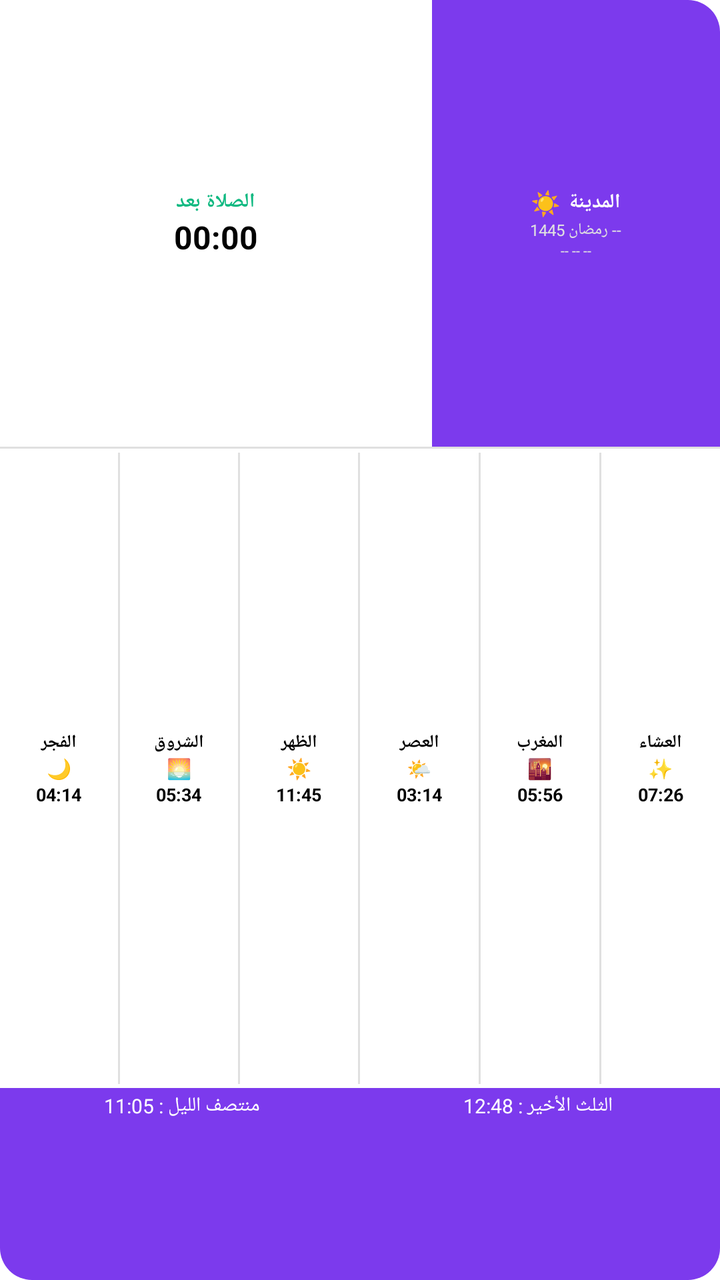
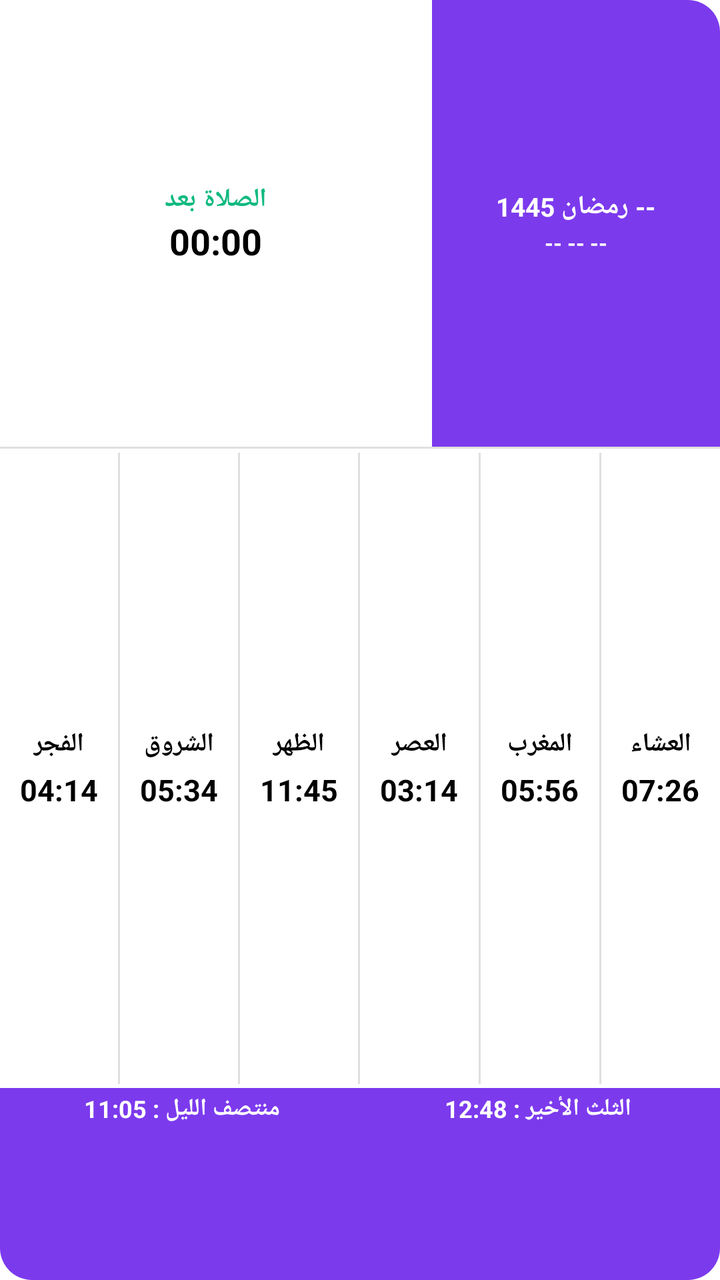

Screens rendered from an Android XML layout before and after an edit, with the pre-edit source and the edit as a unified diff.
<!-- AndroidManifest.xml: application theme AppTheme.NoActionBar -->
<!-- res/layout/prayer_widget.xml -->
<?xml version="1.0" encoding="utf-8"?>
<LinearLayout xmlns:android="http://schemas.android.com/apk/res/android"
    android:id="@+id/widget_root"
    android:layout_width="match_parent"
    android:layout_height="match_parent"
    android:orientation="vertical"
    android:background="@drawable/widget_bg_white"
    android:layout_margin="0dp"
    android:padding="0dp">

    
    <LinearLayout
        android:layout_width="match_parent"
        android:layout_height="0dp"
        android:layout_weight="35"
        android:orientation="horizontal"
        android:baselineAligned="false">

        
        <LinearLayout
            android:layout_width="0dp"
            android:layout_weight="6"
            android:layout_height="match_parent"
            android:background="@drawable/widget_top_right_bg"
            android:orientation="vertical"
            android:gravity="center"
            android:padding="0dp">

            <TextView
                android:id="@+id/widget_next_prayer_name"
                android:layout_width="wrap_content"
                android:layout_height="wrap_content"
                android:text="الصلاة بعد"
                android:textColor="#10b981"
                android:textSize="10sp"
                android:textStyle="bold" />

            <Chronometer
                android:id="@+id/widget_next_prayer_time"
                android:layout_width="wrap_content"
                android:layout_height="wrap_content"
                android:textColor="#000000"
                android:textSize="16sp"
                android:textStyle="bold"
                android:layout_marginTop="0dp"
                android:countDown="true" />
        </LinearLayout>

        
        <LinearLayout
            android:layout_width="0dp"
            android:layout_weight="4"
            android:layout_height="match_parent"
            android:background="@drawable/widget_left_bg"
            android:orientation="vertical"
            android:gravity="center"
            android:padding="0dp">

            <LinearLayout
                android:layout_width="wrap_content"
                android:layout_height="wrap_content"
                android:orientation="horizontal"
                android:gravity="center">
                
                <TextView
                    android:layout_width="wrap_content"
                    android:layout_height="wrap_content"
                    android:text="☀️"
                    android:textSize="12sp" />

                <TextView
                    android:id="@+id/widget_city"
                    android:layout_width="wrap_content"
                    android:layout_height="wrap_content"
                    android:text="المدينة"
                    android:textColor="#FFFFFF"
                    android:textSize="10sp"
                    android:textStyle="bold"
                    android:layout_marginStart="4dp" />
            </LinearLayout>

            <TextView
                android:id="@+id/widget_hijri_date"
                android:layout_width="wrap_content"
                android:layout_height="wrap_content"
                android:text="-- رمضان 1445"
                android:textColor="#E0E0E0"
                android:textSize="8sp"
                android:layout_marginTop="0dp" />

            <TextView
                android:id="@+id/widget_gregorian_date"
                android:layout_width="wrap_content"
                android:layout_height="wrap_content"
                android:text="-- -- --"
                android:textColor="#E0E0E0"
                android:textSize="7sp"
                android:layout_marginTop="0dp" />
        </LinearLayout>
    </LinearLayout>

    
    <FrameLayout
        android:layout_width="match_parent"
        android:layout_height="1dp"
        android:background="#E0E0E0" />

    
    <LinearLayout
        android:layout_width="match_parent"
        android:layout_height="0dp"
        android:layout_weight="50"
        android:orientation="horizontal"
        android:background="#FFFFFF"
        android:paddingTop="0dp"
        android:paddingBottom="0dp">

        
        <LinearLayout android:id="@+id/col_fajr" android:layout_width="0dp" android:layout_weight="1" android:layout_height="match_parent" android:orientation="vertical" android:gravity="center">
            <TextView android:id="@+id/name_fajr" android:layout_width="wrap_content" android:layout_height="wrap_content" android:text="الفجر" android:textColor="#000000" android:textSize="9sp" android:textStyle="bold"/>
            <TextView android:id="@+id/icon_fajr" android:layout_width="wrap_content" android:layout_height="wrap_content" android:text="🌙" android:textSize="10sp" android:layout_marginTop="0dp" android:layout_marginBottom="0dp"/>
            <TextView android:id="@+id/time_fajr" android:layout_width="wrap_content" android:layout_height="wrap_content" android:text="04:14" android:textColor="#000000" android:textSize="9sp" android:textStyle="bold"/>
        </LinearLayout>
        <FrameLayout android:layout_width="1dp" android:layout_height="match_parent" android:background="#E0E0E0" android:layout_marginTop="2dp" android:layout_marginBottom="2dp"/>

        
        <LinearLayout android:id="@+id/col_sunrise" android:layout_width="0dp" android:layout_weight="1" android:layout_height="match_parent" android:orientation="vertical" android:gravity="center">
            <TextView android:id="@+id/name_sunrise" android:layout_width="wrap_content" android:layout_height="wrap_content" android:text="الشروق" android:textColor="#000000" android:textSize="9sp" android:textStyle="bold"/>
            <TextView android:id="@+id/icon_sunrise" android:layout_width="wrap_content" android:layout_height="wrap_content" android:text="🌅" android:textSize="10sp" android:layout_marginTop="0dp" android:layout_marginBottom="0dp"/>
            <TextView android:id="@+id/time_sunrise" android:layout_width="wrap_content" android:layout_height="wrap_content" android:text="05:34" android:textColor="#000000" android:textSize="9sp" android:textStyle="bold"/>
        </LinearLayout>
        <FrameLayout android:layout_width="1dp" android:layout_height="match_parent" android:background="#E0E0E0" android:layout_marginTop="2dp" android:layout_marginBottom="2dp"/>

        
        <LinearLayout android:id="@+id/col_dhuhr" android:layout_width="0dp" android:layout_weight="1" android:layout_height="match_parent" android:orientation="vertical" android:gravity="center">
            <TextView android:id="@+id/name_dhuhr" android:layout_width="wrap_content" android:layout_height="wrap_content" android:text="الظهر" android:textColor="#000000" android:textSize="9sp" android:textStyle="bold"/>
            <TextView android:id="@+id/icon_dhuhr" android:layout_width="wrap_content" android:layout_height="wrap_content" android:text="☀️" android:textSize="10sp" android:layout_marginTop="0dp" android:layout_marginBottom="0dp"/>
            <TextView android:id="@+id/time_dhuhr" android:layout_width="wrap_content" android:layout_height="wrap_content" android:text="11:45" android:textColor="#000000" android:textSize="9sp" android:textStyle="bold"/>
        </LinearLayout>
        <FrameLayout android:layout_width="1dp" android:layout_height="match_parent" android:background="#E0E0E0" android:layout_marginTop="2dp" android:layout_marginBottom="2dp"/>

        
        <LinearLayout android:id="@+id/col_asr" android:layout_width="0dp" android:layout_weight="1" android:layout_height="match_parent" android:orientation="vertical" android:gravity="center">
            <TextView android:id="@+id/name_asr" android:layout_width="wrap_content" android:layout_height="wrap_content" android:text="العصر" android:textColor="#000000" android:textSize="9sp" android:textStyle="bold"/>
            <TextView android:id="@+id/icon_asr" android:layout_width="wrap_content" android:layout_height="wrap_content" android:text="🌤️" android:textSize="10sp" android:layout_marginTop="0dp" android:layout_marginBottom="0dp"/>
            <TextView android:id="@+id/time_asr" android:layout_width="wrap_content" android:layout_height="wrap_content" android:text="03:14" android:textColor="#000000" android:textSize="9sp" android:textStyle="bold"/>
        </LinearLayout>
        <FrameLayout android:layout_width="1dp" android:layout_height="match_parent" android:background="#E0E0E0" android:layout_marginTop="2dp" android:layout_marginBottom="2dp"/>

        
        <LinearLayout android:id="@+id/col_maghrib" android:layout_width="0dp" android:layout_weight="1" android:layout_height="match_parent" android:orientation="vertical" android:gravity="center">
            <TextView android:id="@+id/name_maghrib" android:layout_width="wrap_content" android:layout_height="wrap_content" android:text="المغرب" android:textColor="#000000" android:textSize="9sp" android:textStyle="bold"/>
            <TextView android:id="@+id/icon_maghrib" android:layout_width="wrap_content" android:layout_height="wrap_content" android:text="🌇" android:textSize="10sp" android:layout_marginTop="0dp" android:layout_marginBottom="0dp"/>
            <TextView android:id="@+id/time_maghrib" android:layout_width="wrap_content" android:layout_height="wrap_content" android:text="05:56" android:textColor="#000000" android:textSize="9sp" android:textStyle="bold"/>
        </LinearLayout>
        <FrameLayout android:layout_width="1dp" android:layout_height="match_parent" android:background="#E0E0E0" android:layout_marginTop="2dp" android:layout_marginBottom="2dp"/>

        
        <LinearLayout android:id="@+id/col_isha" android:layout_width="0dp" android:layout_weight="1" android:layout_height="match_parent" android:orientation="vertical" android:gravity="center">
            <TextView android:id="@+id/name_isha" android:layout_width="wrap_content" android:layout_height="wrap_content" android:text="العشاء" android:textColor="#000000" android:textSize="9sp" android:textStyle="bold"/>
            <TextView android:id="@+id/icon_isha" android:layout_width="wrap_content" android:layout_height="wrap_content" android:text="✨" android:textSize="10sp" android:layout_marginTop="0dp" android:layout_marginBottom="0dp"/>
            <TextView android:id="@+id/time_isha" android:layout_width="wrap_content" android:layout_height="wrap_content" android:text="07:26" android:textColor="#000000" android:textSize="9sp" android:textStyle="bold"/>
        </LinearLayout>
    </LinearLayout>

    
    <LinearLayout
        android:id="@+id/widget_bottom_section"
        android:layout_width="match_parent"
        android:layout_height="0dp"
        android:layout_weight="15"
        android:orientation="horizontal"
        android:background="@drawable/widget_bottom_bg"
        android:padding="2dp">

        <TextView
            android:id="@+id/widget_midnight"
            android:layout_width="0dp"
            android:layout_weight="1"
            android:layout_height="wrap_content"
            android:text="منتصف الليل : 11:05"
            android:textColor="#FFFFFF"
            android:textSize="10sp"
            android:gravity="center" />

        <TextView
            android:id="@+id/widget_last_third"
            android:layout_width="0dp"
            android:layout_weight="1"
            android:layout_height="wrap_content"
            android:text="الثلث الأخير : 12:48"
            android:textColor="#FFFFFF"
            android:textSize="10sp"
            android:gravity="center" />
    </LinearLayout>
</LinearLayout>
<!-- resources referenced by this layout -->
<resources>
  <!-- drawable widget_bg_white (drawable) -->
  <?xml version="1.0" encoding="utf-8"?>
  <shape xmlns:android="http://schemas.android.com/apk/res/android">
      <solid android:color="#FFFFFF" />
      <corners android:radius="16dp" />
  </shape>
  <!-- drawable widget_bottom_bg (drawable) -->
  <?xml version="1.0" encoding="utf-8"?>
  <shape xmlns:android="http://schemas.android.com/apk/res/android">
      <solid android:color="#7c3aed" />
      <corners android:bottomLeftRadius="16dp" android:bottomRightRadius="16dp" />
  </shape>
  <!-- drawable widget_left_bg (drawable) -->
  <?xml version="1.0" encoding="utf-8"?>
  <shape xmlns:android="http://schemas.android.com/apk/res/android">
      <solid android:color="#7c3aed" />
      <corners android:topRightRadius="16dp" />
  </shape>
  <!-- drawable widget_top_right_bg (drawable) -->
  <?xml version="1.0" encoding="utf-8"?>
  <shape xmlns:android="http://schemas.android.com/apk/res/android">
      <solid android:color="#FFFFFF" />
      <corners android:topLeftRadius="16dp" />
  </shape>
</resources>

<!-- the commit's change to res/layout/prayer_widget.xml (unified diff, before → after) -->
@@ -32,7 +32,7 @@
                 android:layout_height="wrap_content"
                 android:text="الصلاة بعد"
                 android:textColor="#10b981"
-                android:textSize="10sp"
+                android:textSize="13sp"
                 android:textStyle="bold" />
 
             <Chronometer
@@ -40,7 +40,7 @@
                 android:layout_width="wrap_content"
                 android:layout_height="wrap_content"
                 android:textColor="#000000"
-                android:textSize="16sp"
+                android:textSize="18sp"
                 android:textStyle="bold"
                 android:layout_marginTop="0dp"
                 android:countDown="true" />
@@ -56,36 +56,14 @@
             android:gravity="center"
             android:padding="0dp">
 
-            <LinearLayout
-                android:layout_width="wrap_content"
-                android:layout_height="wrap_content"
-                android:orientation="horizontal"
-                android:gravity="center">
-                
-                <TextView
-                    android:layout_width="wrap_content"
-                    android:layout_height="wrap_content"
-                    android:text="☀️"
-                    android:textSize="12sp" />
-
-                <TextView
-                    android:id="@+id/widget_city"
-                    android:layout_width="wrap_content"
-                    android:layout_height="wrap_content"
-                    android:text="المدينة"
-                    android:textColor="#FFFFFF"
-                    android:textSize="10sp"
-                    android:textStyle="bold"
-                    android:layout_marginStart="4dp" />
-            </LinearLayout>
-
             <TextView
                 android:id="@+id/widget_hijri_date"
                 android:layout_width="wrap_content"
                 android:layout_height="wrap_content"
                 android:text="-- رمضان 1445"
-                android:textColor="#E0E0E0"
-                android:textSize="8sp"
+                android:textColor="#FFFFFF"
+                android:textSize="13sp"
+                android:textStyle="bold"
                 android:layout_marginTop="0dp" />
 
             <TextView
@@ -93,9 +71,10 @@
                 android:layout_width="wrap_content"
                 android:layout_height="wrap_content"
                 android:text="-- -- --"
-                android:textColor="#E0E0E0"
-                android:textSize="7sp"
-                android:layout_marginTop="0dp" />
+                android:textColor="#FFFFFF"
+                android:textSize="11sp"
+                android:textStyle="bold"
+                android:layout_marginTop="2dp" />
         </LinearLayout>
     </LinearLayout>
 
@@ -117,49 +96,43 @@
 
         
         <LinearLayout android:id="@+id/col_fajr" android:layout_width="0dp" android:layout_weight="1" android:layout_height="match_parent" android:orientation="vertical" android:gravity="center">
-            <TextView android:id="@+id/name_fajr" android:layout_width="wrap_content" android:layout_height="wrap_content" android:text="الفجر" android:textColor="#000000" android:textSize="9sp" android:textStyle="bold"/>
-            <TextView android:id="@+id/icon_fajr" android:layout_width="wrap_content" android:layout_height="wrap_content" android:text="🌙" android:textSize="10sp" android:layout_marginTop="0dp" android:layout_marginBottom="0dp"/>
-            <TextView android:id="@+id/time_fajr" android:layout_width="wrap_content" android:layout_height="wrap_content" android:text="04:14" android:textColor="#000000" android:textSize="9sp" android:textStyle="bold"/>
+            <TextView android:id="@+id/name_fajr" android:layout_width="wrap_content" android:layout_height="wrap_content" android:text="الفجر" android:textColor="#000000" android:textSize="13sp" android:textStyle="bold"/>
+            <TextView android:id="@+id/time_fajr" android:layout_width="wrap_content" android:layout_height="wrap_content" android:text="04:14" android:textColor="#000000" android:textSize="15sp" android:textStyle="bold" android:layout_marginTop="4dp"/>
         </LinearLayout>
         <FrameLayout android:layout_width="1dp" android:layout_height="match_parent" android:background="#E0E0E0" android:layout_marginTop="2dp" android:layout_marginBottom="2dp"/>
 
         
         <LinearLayout android:id="@+id/col_sunrise" android:layout_width="0dp" android:layout_weight="1" android:layout_height="match_parent" android:orientation="vertical" android:gravity="center">
-            <TextView android:id="@+id/name_sunrise" android:layout_width="wrap_content" android:layout_height="wrap_content" android:text="الشروق" android:textColor="#000000" android:textSize="9sp" android:textStyle="bold"/>
-            <TextView android:id="@+id/icon_sunrise" android:layout_width="wrap_content" android:layout_height="wrap_content" android:text="🌅" android:textSize="10sp" android:layout_marginTop="0dp" android:layout_marginBottom="0dp"/>
-            <TextView android:id="@+id/time_sunrise" android:layout_width="wrap_content" android:layout_height="wrap_content" android:text="05:34" android:textColor="#000000" android:textSize="9sp" android:textStyle="bold"/>
+            <TextView android:id="@+id/name_sunrise" android:layout_width="wrap_content" android:layout_height="wrap_content" android:text="الشروق" android:textColor="#000000" android:textSize="13sp" android:textStyle="bold"/>
+            <TextView android:id="@+id/time_sunrise" android:layout_width="wrap_content" android:layout_height="wrap_content" android:text="05:34" android:textColor="#000000" android:textSize="15sp" android:textStyle="bold" android:layout_marginTop="4dp"/>
         </LinearLayout>
         <FrameLayout android:layout_width="1dp" android:layout_height="match_parent" android:background="#E0E0E0" android:layout_marginTop="2dp" android:layout_marginBottom="2dp"/>
 
         
         <LinearLayout android:id="@+id/col_dhuhr" android:layout_width="0dp" android:layout_weight="1" android:layout_height="match_parent" android:orientation="vertical" android:gravity="center">
-            <TextView android:id="@+id/name_dhuhr" android:layout_width="wrap_content" android:layout_height="wrap_content" android:text="الظهر" android:textColor="#000000" android:textSize="9sp" android:textStyle="bold"/>
-            <TextView android:id="@+id/icon_dhuhr" android:layout_width="wrap_content" android:layout_height="wrap_content" android:text="☀️" android:textSize="10sp" android:layout_marginTop="0dp" android:layout_marginBottom="0dp"/>
-            <TextView android:id="@+id/time_dhuhr" android:layout_width="wrap_content" android:layout_height="wrap_content" android:text="11:45" android:textColor="#000000" android:textSize="9sp" android:textStyle="bold"/>
+            <TextView android:id="@+id/name_dhuhr" android:layout_width="wrap_content" android:layout_height="wrap_content" android:text="الظهر" android:textColor="#000000" android:textSize="13sp" android:textStyle="bold"/>
+            <TextView android:id="@+id/time_dhuhr" android:layout_width="wrap_content" android:layout_height="wrap_content" android:text="11:45" android:textColor="#000000" android:textSize="15sp" android:textStyle="bold" android:layout_marginTop="4dp"/>
         </LinearLayout>
         <FrameLayout android:layout_width="1dp" android:layout_height="match_parent" android:background="#E0E0E0" android:layout_marginTop="2dp" android:layout_marginBottom="2dp"/>
 
         
         <LinearLayout android:id="@+id/col_asr" android:layout_width="0dp" android:layout_weight="1" android:layout_height="match_parent" android:orientation="vertical" android:gravity="center">
-            <TextView android:id="@+id/name_asr" android:layout_width="wrap_content" android:layout_height="wrap_content" android:text="العصر" android:textColor="#000000" android:textSize="9sp" android:textStyle="bold"/>
-            <TextView android:id="@+id/icon_asr" android:layout_width="wrap_content" android:layout_height="wrap_content" android:text="🌤️" android:textSize="10sp" android:layout_marginTop="0dp" android:layout_marginBottom="0dp"/>
-            <TextView android:id="@+id/time_asr" android:layout_width="wrap_content" android:layout_height="wrap_content" android:text="03:14" android:textColor="#000000" android:textSize="9sp" android:textStyle="bold"/>
+            <TextView android:id="@+id/name_asr" android:layout_width="wrap_content" android:layout_height="wrap_content" android:text="العصر" android:textColor="#000000" android:textSize="13sp" android:textStyle="bold"/>
+            <TextView android:id="@+id/time_asr" android:layout_width="wrap_content" android:layout_height="wrap_content" android:text="03:14" android:textColor="#000000" android:textSize="15sp" android:textStyle="bold" android:layout_marginTop="4dp"/>
         </LinearLayout>
         <FrameLayout android:layout_width="1dp" android:layout_height="match_parent" android:background="#E0E0E0" android:layout_marginTop="2dp" android:layout_marginBottom="2dp"/>
 
         
         <LinearLayout android:id="@+id/col_maghrib" android:layout_width="0dp" android:layout_weight="1" android:layout_height="match_parent" android:orientation="vertical" android:gravity="center">
-            <TextView android:id="@+id/name_maghrib" android:layout_width="wrap_content" android:layout_height="wrap_content" android:text="المغرب" android:textColor="#000000" android:textSize="9sp" android:textStyle="bold"/>
-            <TextView android:id="@+id/icon_maghrib" android:layout_width="wrap_content" android:layout_height="wrap_content" android:text="🌇" android:textSize="10sp" android:layout_marginTop="0dp" android:layout_marginBottom="0dp"/>
-            <TextView android:id="@+id/time_maghrib" android:layout_width="wrap_content" android:layout_height="wrap_content" android:text="05:56" android:textColor="#000000" android:textSize="9sp" android:textStyle="bold"/>
+            <TextView android:id="@+id/name_maghrib" android:layout_width="wrap_content" android:layout_height="wrap_content" android:text="المغرب" android:textColor="#000000" android:textSize="13sp" android:textStyle="bold"/>
+            <TextView android:id="@+id/time_maghrib" android:layout_width="wrap_content" android:layout_height="wrap_content" android:text="05:56" android:textColor="#000000" android:textSize="15sp" android:textStyle="bold" android:layout_marginTop="4dp"/>
         </LinearLayout>
         <FrameLayout android:layout_width="1dp" android:layout_height="match_parent" android:background="#E0E0E0" android:layout_marginTop="2dp" android:layout_marginBottom="2dp"/>
 
         
         <LinearLayout android:id="@+id/col_isha" android:layout_width="0dp" android:layout_weight="1" android:layout_height="match_parent" android:orientation="vertical" android:gravity="center">
-            <TextView android:id="@+id/name_isha" android:layout_width="wrap_content" android:layout_height="wrap_content" android:text="العشاء" android:textColor="#000000" android:textSize="9sp" android:textStyle="bold"/>
-            <TextView android:id="@+id/icon_isha" android:layout_width="wrap_content" android:layout_height="wrap_content" android:text="✨" android:textSize="10sp" android:layout_marginTop="0dp" android:layout_marginBottom="0dp"/>
-            <TextView android:id="@+id/time_isha" android:layout_width="wrap_content" android:layout_height="wrap_content" android:text="07:26" android:textColor="#000000" android:textSize="9sp" android:textStyle="bold"/>
+            <TextView android:id="@+id/name_isha" android:layout_width="wrap_content" android:layout_height="wrap_content" android:text="العشاء" android:textColor="#000000" android:textSize="13sp" android:textStyle="bold"/>
+            <TextView android:id="@+id/time_isha" android:layout_width="wrap_content" android:layout_height="wrap_content" android:text="07:26" android:textColor="#000000" android:textSize="15sp" android:textStyle="bold" android:layout_marginTop="4dp"/>
         </LinearLayout>
     </LinearLayout>
 
@@ -180,7 +153,8 @@
             android:layout_height="wrap_content"
             android:text="منتصف الليل : 11:05"
             android:textColor="#FFFFFF"
-            android:textSize="10sp"
+            android:textSize="12sp"
+            android:textStyle="bold"
             android:gravity="center" />
 
         <TextView
@@ -190,7 +164,8 @@
             android:layout_height="wrap_content"
             android:text="الثلث الأخير : 12:48"
             android:textColor="#FFFFFF"
-            android:textSize="10sp"
+            android:textSize="12sp"
+            android:textStyle="bold"
             android:gravity="center" />
     </LinearLayout>
 </LinearLayout>
